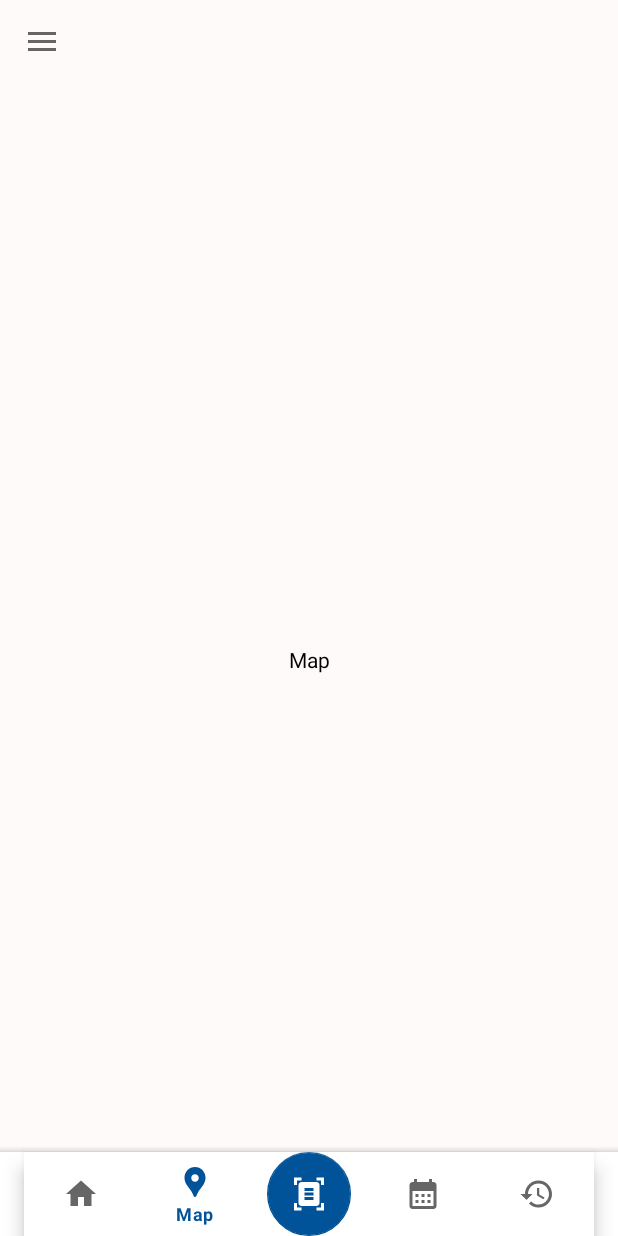
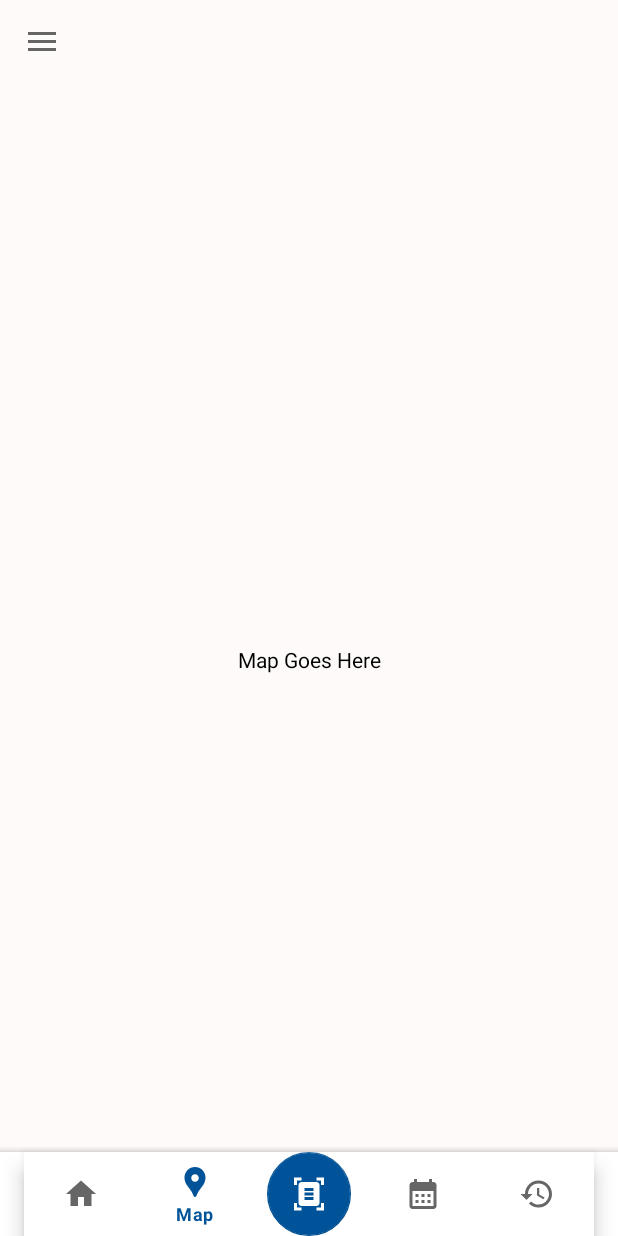
Before and after one commit to Wiscarlens/Green-Works-Orlando, an Android app: the screen it shows after launch (MainActivity), item 2 of the bottom bar chosen, on a phone screen of 412 x 824 dp. Run offline under Robolectric (Android 15) with nearby library versions, the phone set to English and light mode, and no system bars.

Commit message:
maps update

```diff
--- a/app/src/main/res/layout/fragment_map.xml
+++ b/app/src/main/res/layout/fragment_map.xml
@@ -9,7 +9,7 @@
     <TextView
         android:layout_width="match_parent"
         android:layout_height="match_parent"
-        android:text="Map"
+        android:text="Map Goes Here"
         android:gravity="center"/>
 
 </FrameLayout>
```
